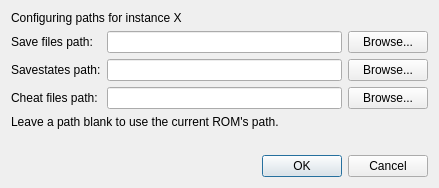
First picture: the form in src/frontend/qt_sdl/PathSettingsDialog.ui, repository tjdduq23-droid/melonDS-1.1-korean, before the edit.
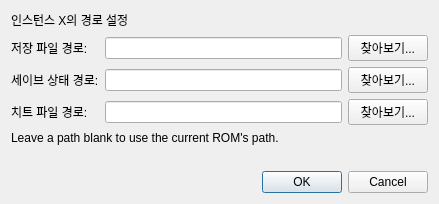
Second picture: the form after the edit.

Commit message: Add Korean settings and audio speed patch

What changed in the file:
```diff
--- a/src/frontend/qt_sdl/PathSettingsDialog.ui
+++ b/src/frontend/qt_sdl/PathSettingsDialog.ui
@@ -17,21 +17,21 @@
    <item row="3" column="0">
     <widget class="QLabel" name="label_4">
      <property name="text">
-      <string>Cheat files path:</string>
+      <string>치트 파일 경로:</string>
      </property>
     </widget>
    </item>
    <item row="3" column="2">
     <widget class="QPushButton" name="btnCheatFileBrowse">
      <property name="text">
-      <string>Browse...</string>
+      <string>찾아보기...</string>
      </property>
     </widget>
    </item>
    <item row="2" column="0">
     <widget class="QLabel" name="label_3">
      <property name="text">
-      <string>Savestates path:</string>
+      <string>세이브 상태 경로:</string>
      </property>
     </widget>
    </item>
@@ -52,7 +52,7 @@
    <item row="1" column="2">
     <widget class="QPushButton" name="btnSaveFileBrowse">
      <property name="text">
-      <string>Browse...</string>
+      <string>찾아보기...</string>
      </property>
     </widget>
    </item>
@@ -76,14 +76,14 @@
    <item row="2" column="2">
     <widget class="QPushButton" name="btnSavestateBrowse">
      <property name="text">
-      <string>Browse...</string>
+      <string>찾아보기...</string>
      </property>
     </widget>
    </item>
    <item row="1" column="0">
     <widget class="QLabel" name="label_2">
      <property name="text">
-      <string>Save files path:</string>
+      <string>저장 파일 경로:</string>
      </property>
     </widget>
    </item>
@@ -104,7 +104,7 @@
    <item row="0" column="0" colspan="3">
     <widget class="QLabel" name="lblInstanceNum">
      <property name="text">
-      <string>Configuring paths for instance X</string>
+      <string>인스턴스 X의 경로 설정</string>
      </property>
     </widget>
    </item>
```
Left out of the diff: 2 changed lines with no effect on the pictures. The commit also changes 19 other files.
